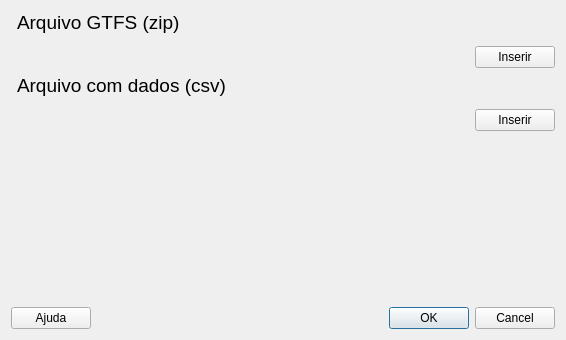
Above: tpu/TPU_dialog_base.ui from d-camargo/sig-bus before the change. Below: the same form after it.
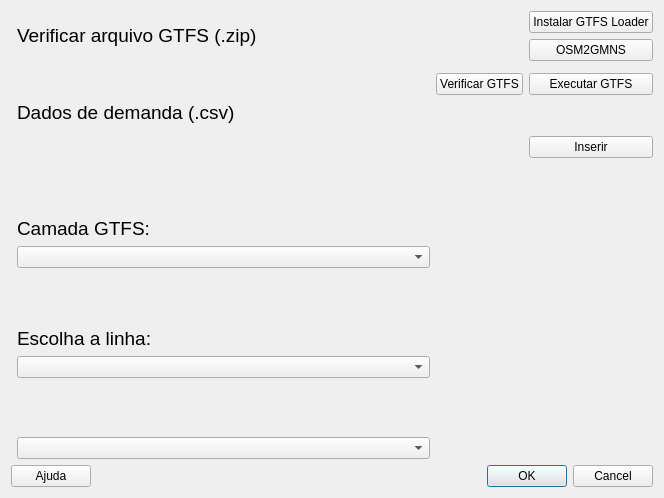
That is the form after the change. Icons and pictures are not drawn. Custom widgets are drawn as their Qt base class.

```diff
--- a/tpu/TPU_dialog_base.ui
+++ b/tpu/TPU_dialog_base.ui
@@ -6,72 +6,15 @@
    <rect>
     <x>0</x>
     <y>0</y>
-    <width>566</width>
-    <height>340</height>
+    <width>664</width>
+    <height>498</height>
    </rect>
   </property>
   <property name="windowTitle">
    <string>GTFS</string>
   </property>
   <layout class="QGridLayout" name="gridLayout">
-   <item row="7" column="1">
-    <spacer name="verticalSpacer">
-     <property name="orientation">
-      <enum>Qt::Vertical</enum>
-     </property>
-     <property name="sizeHint" stdset="0">
-      <size>
-       <width>20</width>
-       <height>118</height>
-      </size>
-     </property>
-    </spacer>
-   </item>
-   <item row="2" column="2">
-    <widget class="QPushButton" name="gtfs_insert_button">
-     <property name="text">
-      <string>Inserir</string>
-     </property>
-    </widget>
-   </item>
-   <item row="1" column="1" colspan="2">
-    <widget class="QgsFileWidget" name="gtfs_widget">
-     <property name="storageMode">
-      <enum>QgsFileWidget::GetFile</enum>
-     </property>
-    </widget>
-   </item>
-   <item row="2" column="1">
-    <spacer name="horizontalSpacer_2">
-     <property name="orientation">
-      <enum>Qt::Horizontal</enum>
-     </property>
-     <property name="sizeHint" stdset="0">
-      <size>
-       <width>458</width>
-       <height>20</height>
-      </size>
-     </property>
-    </spacer>
-   </item>
-   <item row="0" column="1">
-    <widget class="QLabel" name="gtfs_label">
-     <property name="text">
-      <string>&lt;html&gt;&lt;head/&gt;&lt;body&gt;&lt;p&gt;&lt;span style=&quot; font-size:14pt;&quot;&gt;Arquivo GTFS (zip)&lt;/span&gt;&lt;/p&gt;&lt;/body&gt;&lt;/html&gt;</string>
-     </property>
-    </widget>
-   </item>
-   <item row="4" column="0" colspan="3">
-    <widget class="QgsFileWidget" name="data_widget"/>
-   </item>
-   <item row="5" column="2">
-    <widget class="QPushButton" name="data_insert_button">
-     <property name="text">
-      <string>Inserir</string>
-     </property>
-    </widget>
-   </item>
-   <item row="5" column="0" colspan="2">
+   <item row="8" column="0" colspan="2">
     <spacer name="horizontalSpacer_3">
      <property name="orientation">
       <enum>Qt::Horizontal</enum>
@@ -84,7 +27,39 @@
      </property>
     </spacer>
    </item>
-   <item row="8" column="0" colspan="3">
+   <item row="13" column="1">
+    <widget class="QLabel" name="Field_combo">
+     <property name="font">
+      <font>
+       <pointsize>14</pointsize>
+      </font>
+     </property>
+     <property name="text">
+      <string>Escolha a linha:</string>
+     </property>
+    </widget>
+   </item>
+   <item row="5" column="1">
+    <widget class="QLabel" name="route_label">
+     <property name="text">
+      <string>&lt;html&gt;&lt;head/&gt;&lt;body&gt;&lt;p&gt;&lt;span style=&quot; font-size:14pt;&quot;&gt;Dados de demanda (.csv)&lt;/span&gt;&lt;/p&gt;&lt;/body&gt;&lt;/html&gt;</string>
+     </property>
+    </widget>
+   </item>
+   <item row="15" column="1">
+    <spacer name="verticalSpacer">
+     <property name="orientation">
+      <enum>Qt::Vertical</enum>
+     </property>
+     <property name="sizeHint" stdset="0">
+      <size>
+       <width>20</width>
+       <height>40</height>
+      </size>
+     </property>
+    </spacer>
+   </item>
+   <item row="18" column="0" colspan="5">
     <layout class="QHBoxLayout" name="horizontalLayout">
      <item>
       <widget class="QPushButton" name="help_button">
@@ -118,21 +93,145 @@
      </item>
     </layout>
    </item>
-   <item row="3" column="1">
-    <widget class="QLabel" name="route_label">
+   <item row="4" column="1">
+    <spacer name="horizontalSpacer_2">
+     <property name="orientation">
+      <enum>Qt::Horizontal</enum>
+     </property>
+     <property name="sizeHint" stdset="0">
+      <size>
+       <width>458</width>
+       <height>20</height>
+      </size>
+     </property>
+    </spacer>
+   </item>
+   <item row="8" column="4">
+    <widget class="QPushButton" name="data_insert_button">
      <property name="text">
-      <string>&lt;html&gt;&lt;head/&gt;&lt;body&gt;&lt;p&gt;&lt;span style=&quot; font-size:14pt;&quot;&gt;Arquivo com dados (csv)&lt;/span&gt;&lt;/p&gt;&lt;/body&gt;&lt;/html&gt;</string>
+      <string>Inserir</string>
      </property>
     </widget>
    </item>
+   <item row="2" column="1">
+    <widget class="QLabel" name="gtfs_label">
+     <property name="text">
+      <string>&lt;html&gt;&lt;head/&gt;&lt;body&gt;&lt;p&gt;&lt;span style=&quot; font-size:14pt;&quot;&gt;Verificar arquivo GTFS (.zip)&lt;/span&gt;&lt;/p&gt;&lt;/body&gt;&lt;/html&gt;</string>
+     </property>
+    </widget>
+   </item>
+   <item row="4" column="2" colspan="2">
+    <widget class="QPushButton" name="gtfs_insert_button">
+     <property name="text">
+      <string>Verificar GTFS</string>
+     </property>
+    </widget>
+   </item>
+   <item row="2" column="4">
+    <layout class="QVBoxLayout" name="verticalLayout">
+     <item>
+      <widget class="QPushButton" name="extrapackages">
+       <property name="text">
+        <string>Instalar GTFS Loader</string>
+       </property>
+      </widget>
+     </item>
+     <item>
+      <widget class="QPushButton" name="installOsm">
+       <property name="text">
+        <string>OSM2GMNS</string>
+       </property>
+      </widget>
+     </item>
+    </layout>
+   </item>
+   <item row="14" column="1">
+    <widget class="QgsFieldComboBox" name="mFieldComboBox"/>
+   </item>
+   <item row="10" column="1">
+    <widget class="QLabel" name="Layer_Combo">
+     <property name="font">
+      <font>
+       <pointsize>14</pointsize>
+      </font>
+     </property>
+     <property name="text">
+      <string>Camada GTFS:</string>
+     </property>
+    </widget>
+   </item>
+   <item row="6" column="0" colspan="5">
+    <widget class="QgsFileWidget" name="data_widget"/>
+   </item>
+   <item row="11" column="1">
+    <widget class="QgsMapLayerComboBox" name="mMapLayerComboBox"/>
+   </item>
+   <item row="9" column="1">
+    <spacer name="verticalSpacer_2">
+     <property name="orientation">
+      <enum>Qt::Vertical</enum>
+     </property>
+     <property name="sizeHint" stdset="0">
+      <size>
+       <width>20</width>
+       <height>40</height>
+      </size>
+     </property>
+    </spacer>
+   </item>
+   <item row="3" column="1" colspan="4">
+    <widget class="QgsFileWidget" name="gtfs_widget">
+     <property name="storageMode">
+      <enum>QgsFileWidget::GetFile</enum>
+     </property>
+    </widget>
+   </item>
+   <item row="4" column="4">
+    <widget class="QPushButton" name="button_gtfsgo">
+     <property name="text">
+      <string>Executar GTFS</string>
+     </property>
+    </widget>
+   </item>
+   <item row="12" column="1">
+    <spacer name="verticalSpacer_3">
+     <property name="orientation">
+      <enum>Qt::Vertical</enum>
+     </property>
+     <property name="sizeHint" stdset="0">
+      <size>
+       <width>20</width>
+       <height>40</height>
+      </size>
+     </property>
+    </spacer>
+   </item>
+   <item row="16" column="1">
+    <widget class="QgsFeatureListComboBox" name="mFeatureListComboBox"/>
+   </item>
   </layout>
  </widget>
  <customwidgets>
+  <customwidget>
+   <class>QgsFeatureListComboBox</class>
+   <extends>QComboBox</extends>
+   <header>qgsfeaturelistcombobox.h</header>
+  </customwidget>
+  <customwidget>
+   <class>QgsFieldComboBox</class>
+   <extends>QComboBox</extends>
+   <header>qgsfieldcombobox.h</header>
+  </customwidget>
   <customwidget>
    <class>QgsFileWidget</class>
    <extends>QWidget</extends>
    <header>qgsfilewidget.h</header>
   </customwidget>
+  <customwidget>
+   <class>QgsMapLayerComboBox</class>
+   <extends>QComboBox</extends>
+   <header>qgsmaplayercombobox.h</header>
+  </customwidget>
  </customwidgets>
  <resources/>
  <connections>
```
Left out of the diff: 7 changed lines with no effect on the pictures.
